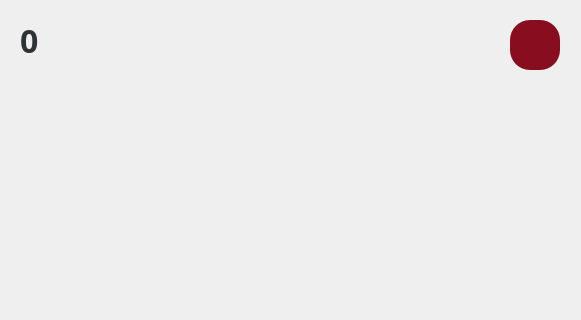
ce-itcr/Gladiators-GBP, file app/game.ui: the form before one commit; both pictures show x 160 to 741 and y 0 to 320 of the 1200 by 800 pixel window.
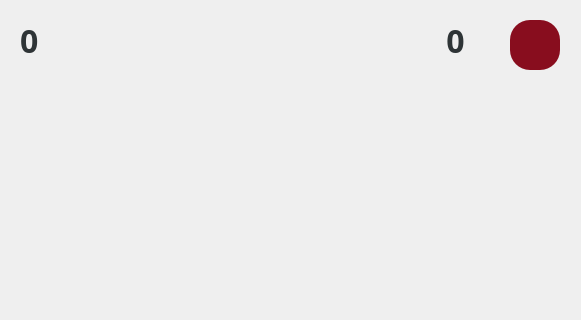
The form after the commit. Icons and pictures are not drawn.

Commit message:
Added game currency
Default tower cost = 200
On kill money = 5

Diff of the .ui file:
```diff
--- a/app/game.ui
+++ b/app/game.ui
@@ -750,7 +750,7 @@
   <widget class="QLabel" name="label">
    <property name="geometry">
     <rect>
-     <x>270</x>
+     <x>240</x>
      <y>10</y>
      <width>311</width>
      <height>51</height>
@@ -766,6 +766,176 @@
     <bool>true</bool>
    </property>
   </widget>
+  <widget class="QLabel" name="moneyCount">
+   <property name="geometry">
+    <rect>
+     <x>570</x>
+     <y>20</y>
+     <width>91</width>
+     <height>41</height>
+    </rect>
+   </property>
+   <property name="palette">
+    <palette>
+     <active>
+      <colorrole role="WindowText">
+       <brush brushstyle="SolidPattern">
+        <color alpha="255">
+         <red>46</red>
+         <green>52</green>
+         <blue>54</blue>
+        </color>
+       </brush>
+      </colorrole>
+      <colorrole role="Text">
+       <brush brushstyle="SolidPattern">
+        <color alpha="255">
+         <red>46</red>
+         <green>52</green>
+         <blue>54</blue>
+        </color>
+       </brush>
+      </colorrole>
+      <colorrole role="ButtonText">
+       <brush brushstyle="SolidPattern">
+        <color alpha="255">
+         <red>46</red>
+         <green>52</green>
+         <blue>54</blue>
+        </color>
+       </brush>
+      </colorrole>
+      <colorrole role="ToolTipText">
+       <brush brushstyle="SolidPattern">
+        <color alpha="255">
+         <red>164</red>
+         <green>164</green>
+         <blue>164</blue>
+        </color>
+       </brush>
+      </colorrole>
+      <colorrole role="PlaceholderText">
+       <brush brushstyle="SolidPattern">
+        <color alpha="128">
+         <red>164</red>
+         <green>164</green>
+         <blue>164</blue>
+        </color>
+       </brush>
+      </colorrole>
+     </active>
+     <inactive>
+      <colorrole role="WindowText">
+       <brush brushstyle="SolidPattern">
+        <color alpha="255">
+         <red>46</red>
+         <green>52</green>
+         <blue>54</blue>
+        </color>
+       </brush>
+      </colorrole>
+      <colorrole role="Text">
+       <brush brushstyle="SolidPattern">
+        <color alpha="255">
+         <red>46</red>
+         <green>52</green>
+         <blue>54</blue>
+        </color>
+       </brush>
+      </colorrole>
+      <colorrole role="ButtonText">
+       <brush brushstyle="SolidPattern">
+        <color alpha="255">
+         <red>46</red>
+         <green>52</green>
+         <blue>54</blue>
+        </color>
+       </brush>
+      </colorrole>
+      <colorrole role="ToolTipText">
+       <brush brushstyle="SolidPattern">
+        <color alpha="255">
+         <red>164</red>
+         <green>164</green>
+         <blue>164</blue>
+        </color>
+       </brush>
+      </colorrole>
+      <colorrole role="PlaceholderText">
+       <brush brushstyle="SolidPattern">
+        <color alpha="128">
+         <red>164</red>
+         <green>164</green>
+         <blue>164</blue>
+        </color>
+       </brush>
+      </colorrole>
+     </inactive>
+     <disabled>
+      <colorrole role="WindowText">
+       <brush brushstyle="SolidPattern">
+        <color alpha="255">
+         <red>46</red>
+         <green>52</green>
+         <blue>54</blue>
+        </color>
+       </brush>
+      </colorrole>
+      <colorrole role="Text">
+       <brush brushstyle="SolidPattern">
+        <color alpha="255">
+         <red>46</red>
+         <green>52</green>
+         <blue>54</blue>
+        </color>
+       </brush>
+      </colorrole>
+      <colorrole role="ButtonText">
+       <brush brushstyle="SolidPattern">
+        <color alpha="255">
+         <red>46</red>
+         <green>52</green>
+         <blue>54</blue>
+        </color>
+       </brush>
+      </colorrole>
+      <colorrole role="ToolTipText">
+       <brush brushstyle="SolidPattern">
+        <color alpha="255">
+         <red>164</red>
+         <green>164</green>
+         <blue>164</blue>
+        </color>
+       </brush>
+      </colorrole>
+      <colorrole role="PlaceholderText">
+       <brush brushstyle="SolidPattern">
+        <color alpha="128">
+         <red>46</red>
+         <green>52</green>
+         <blue>54</blue>
+        </color>
+       </brush>
+      </colorrole>
+     </disabled>
+    </palette>
+   </property>
+   <property name="styleSheet">
+    <string notr="true">font-family: Montserrat;
+font-style: normal;
+font-weight: 500;
+font-size:32px;
+line-height: 22px;
+
+color: rgb(46, 52, 54);</string>
+   </property>
+   <property name="text">
+    <string>0</string>
+   </property>
+   <property name="alignment">
+    <set>Qt::AlignCenter</set>
+   </property>
+  </widget>
  </widget>
  <resources>
   <include location="imgresources.qrc"/>
```
Left out of the diff: 24 changed lines with no effect on the pictures. The commit also changes 11 other files.
